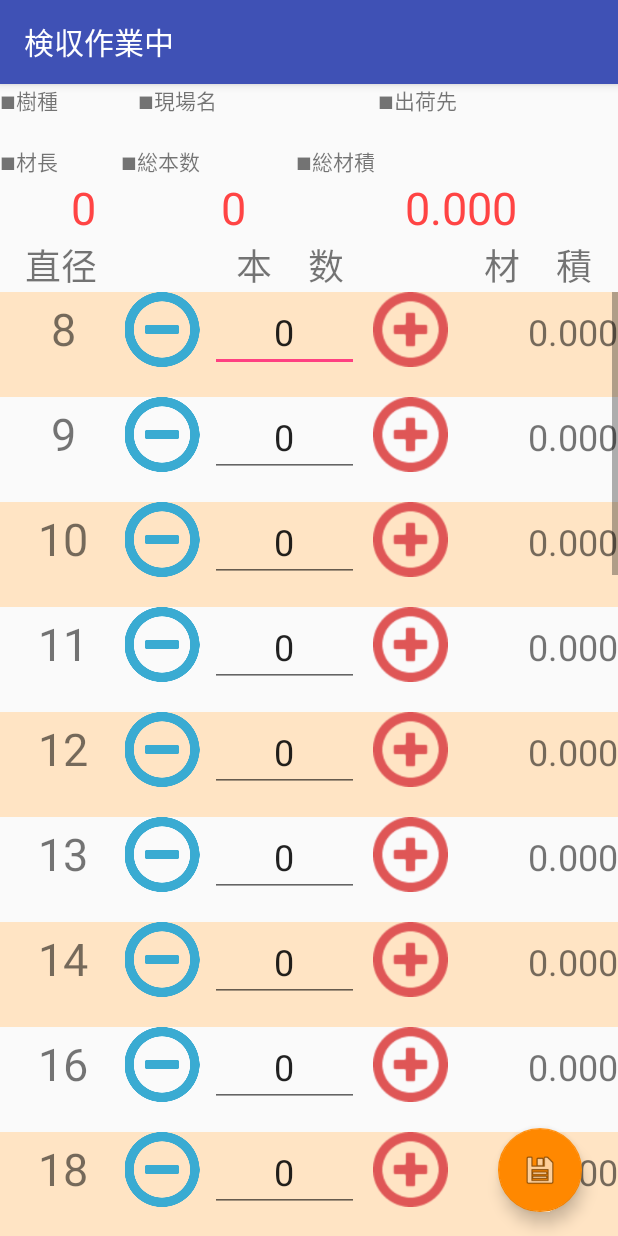
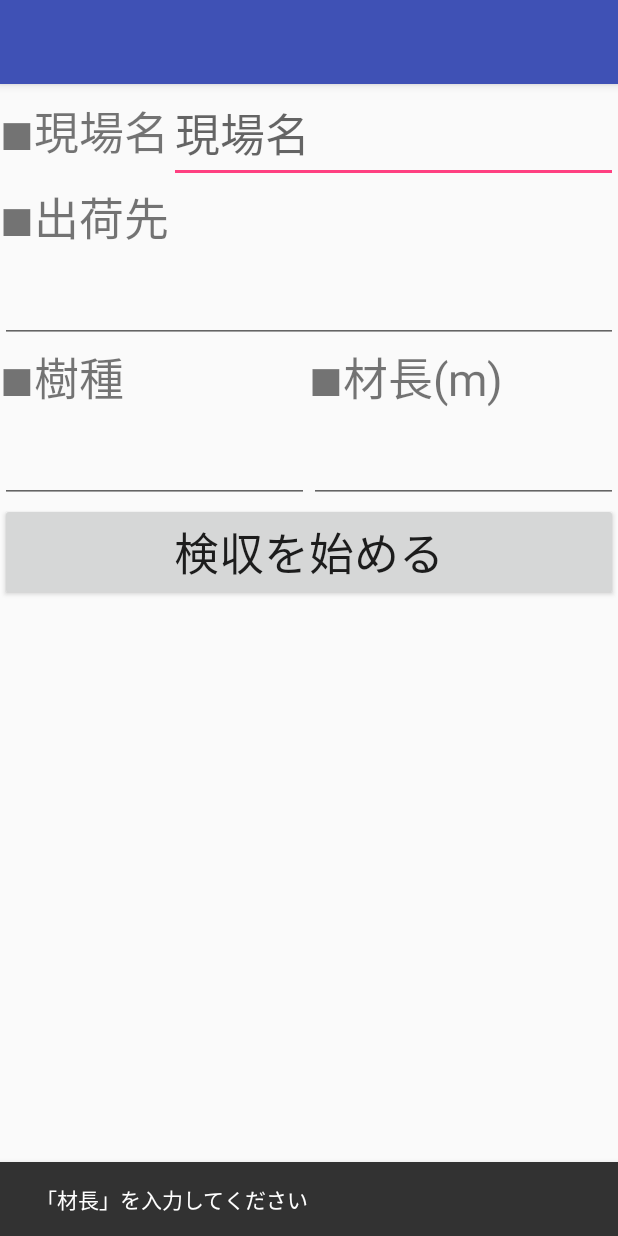
Before and after one commit to makotoya/LogChecker, an Android app: the screen it shows after launch (MainActivity before the commit, InputDataActivity after it), after a tap on "検収を始める", on a phone screen of 412 x 824 dp. Run offline under Robolectric (Android 15) with nearby library versions, the phone set to English and light mode, and no system bars; libraries missing offline, so code that uses them is left out: io.realm; 1 statement that could not run was skipped.

```diff
--- a/app/src/main/java/prunusmume/java_conf/gr/jp/logchecker/InputDataActivity.java
+++ b/app/src/main/java/prunusmume/java_conf/gr/jp/logchecker/InputDataActivity.java
@@ -18,12 +18,16 @@
      EditText mEditSetS;
      Button mButton;
 
+    private Toolbar mToolbar;
+
     @Override
     protected void onCreate(Bundle savedInstanceState) {
         super.onCreate(savedInstanceState);
         setContentView(R.layout.activity_input_data);
         Toolbar toolbar = (Toolbar) findViewById(R.id.toolbar);
-        setSupportActionBar(toolbar);
+        setSupportActionBar(mToolbar);
+
+        setTitle("検収情報の入力");
 
         mEditSetF = (EditText) findViewById(R.id.editSetField);
         mEditSetD = (EditText) findViewById(R.id.editSetDestination);
@@ -34,6 +38,9 @@
         mButton.setOnClickListener(new View.OnClickListener() {
             @Override
             public void onClick(View v) {
+                if (mEditSetL.length() == 0) {
+                    Snackbar.make(v, "「材長」を入力してください", Snackbar.LENGTH_LONG).show();
+                } else {
                     Intent intent = new Intent(InputDataActivity.this, MainActivity.class);
                     intent.putExtra("field", mEditSetF.getText().toString());
                     intent.putExtra("destination", mEditSetD.getText().toString());
@@ -41,6 +48,7 @@
                     intent.putExtra("species", mEditSetS.getText().toString());
                     startActivity(intent);
                 }
+            }
         });
 
 
```
Lines whose indentation alone changed are shown as unchanged.
